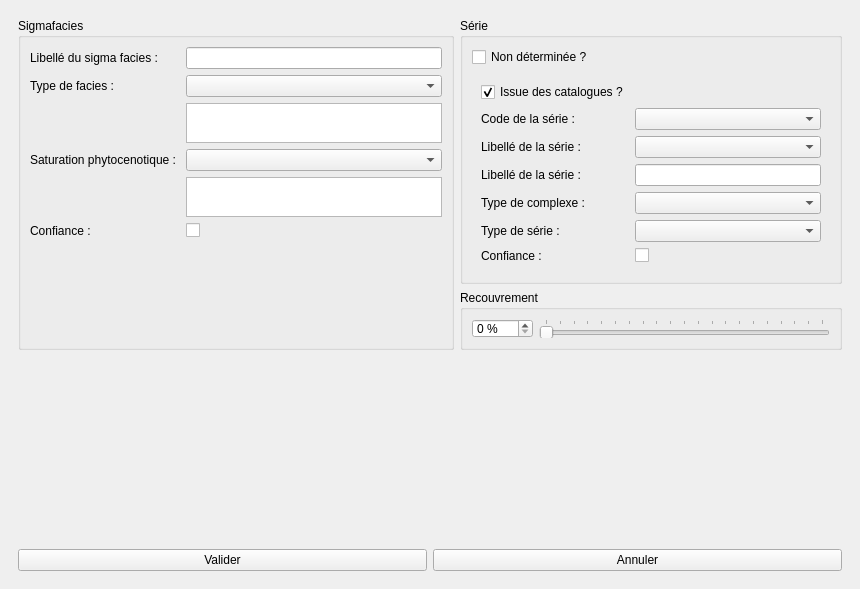
Qt form src/ui/form_sigmaf.ui (IGNF/saisie_carhab) before a commit.
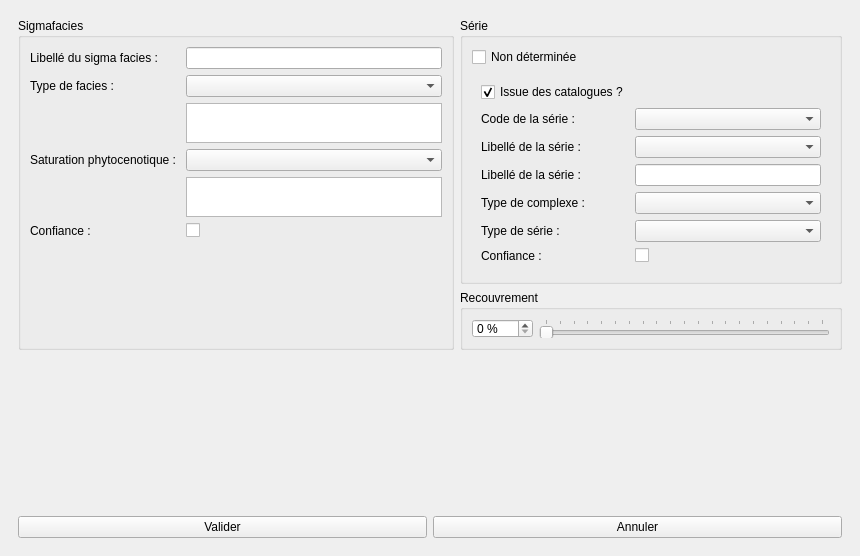
The same form after that commit.

```diff
--- a/src/ui/form_sigmaf.ui
+++ b/src/ui/form_sigmaf.ui
@@ -7,7 +7,7 @@
     <x>0</x>
     <y>0</y>
     <width>860</width>
-    <height>589</height>
+    <height>556</height>
    </rect>
   </property>
   <property name="windowTitle">
@@ -29,20 +29,32 @@
          <x>0</x>
          <y>0</y>
          <width>842</width>
-         <height>502</height>
+         <height>469</height>
         </rect>
        </property>
        <layout class="QGridLayout" name="gridLayout">
         <item row="0" column="1">
          <widget class="QGroupBox" name="gbox_serie">
+          <property name="minimumSize">
+           <size>
+            <width>0</width>
+            <height>235</height>
+           </size>
+          </property>
           <property name="title">
            <string>Série</string>
           </property>
-          <layout class="QVBoxLayout" name="verticalLayout_3">
+          <property name="alignment">
+           <set>Qt::AlignLeading|Qt::AlignLeft|Qt::AlignTop</set>
+          </property>
+          <property name="flat">
+           <bool>false</bool>
+          </property>
+          <layout class="QVBoxLayout" name="verticalLayout">
            <item>
             <widget class="QCheckBox" name="serie_deter">
              <property name="text">
-              <string>Non déterminée ?</string>
+              <string>Non déterminée</string>
              </property>
              <property name="tristate">
               <bool>false</bool>
```
Left out of the diff: 12 changed lines with no effect on the pictures.
